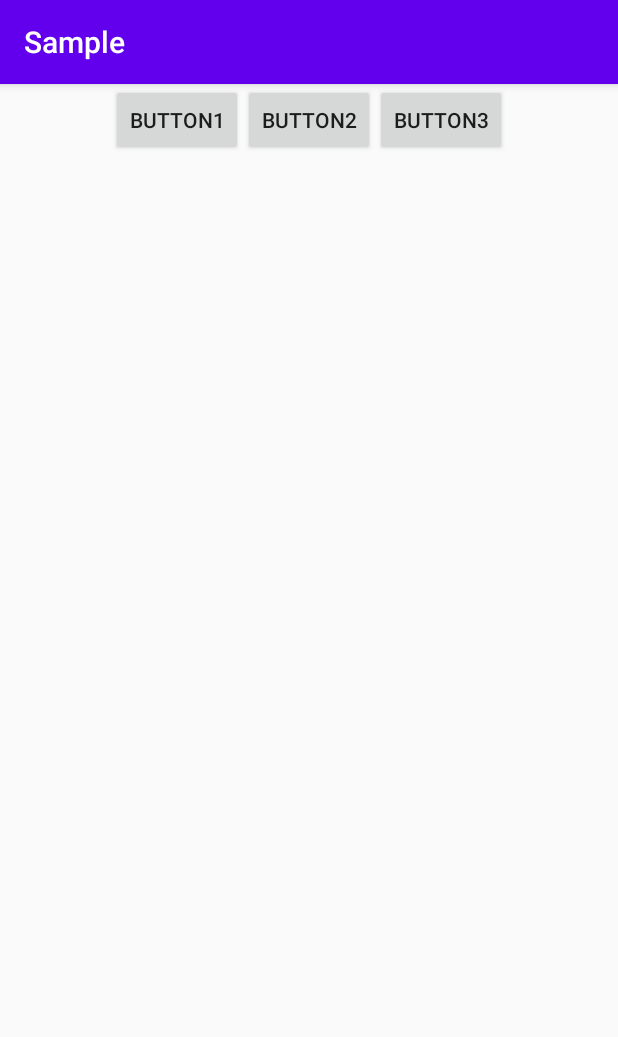
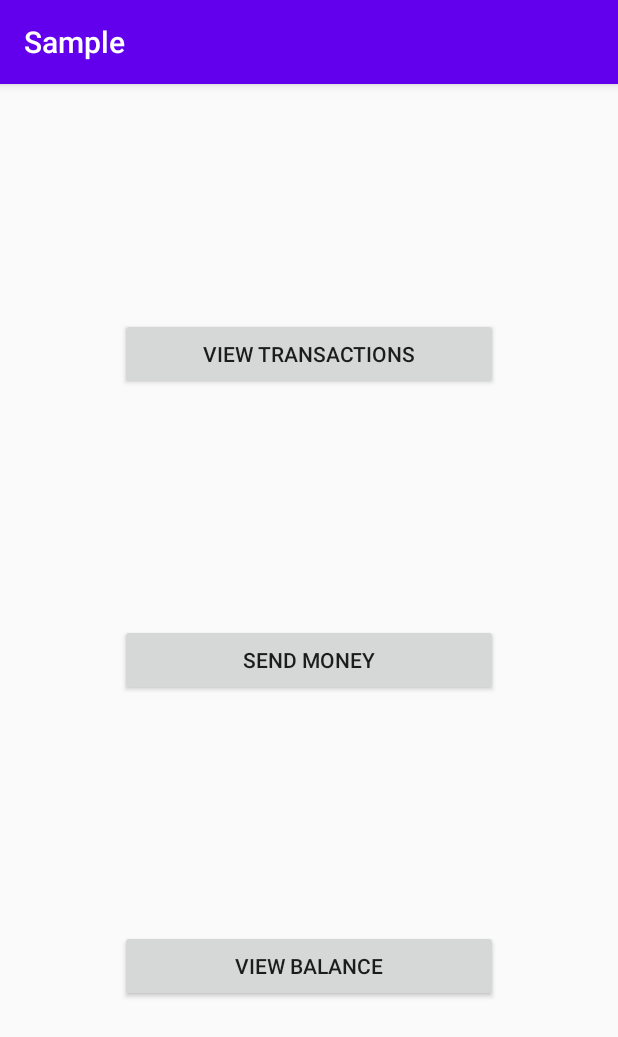
Before and after one commit to devrath/DroidAndroidJetpack, an Android app: the screen it shows after launch (MainActivity), on a phone screen of 412 x 824 dp. Shown: the top 1037 px of the screen. Run offline under Robolectric (Android 15) with nearby library versions, the phone set to English and light mode, and no system bars.

Commit message:
launching thefragment

```diff
--- a/Demo/app/build.gradle
+++ b/Demo/app/build.gradle
@@ -1,6 +1,7 @@
 apply plugin: 'com.android.application'
 apply plugin: 'kotlin-android'
 apply plugin: 'kotlin-android-extensions'
+apply plugin: "androidx.navigation.safeargs.kotlin"
 
 android {
     compileSdkVersion 29
@@ -42,5 +43,6 @@ dependencies {
     // JetPack Navigation
     implementation "androidx.navigation:navigation-fragment-ktx:$nav_version"
     implementation "androidx.navigation:navigation-ui-ktx:$nav_version"
+    implementation "androidx.navigation:navigation-dynamic-features-fragment:$nav_version"
 
 }
--- a/Demo/app/src/main/java/com/demo/sample/activities/MainActivity.kt
+++ b/Demo/app/src/main/java/com/demo/sample/activities/MainActivity.kt
@@ -20,8 +20,6 @@ class MainActivity : AppCompatActivity() {
     private fun initOnCreate() {
         binding = ActivityMainBinding.inflate(layoutInflater)
         setContentView(binding.root)
-        binding.textId.setOnClickListener {
-            Toast.makeText(this,"Hello",Toast.LENGTH_LONG).show()
-        }
+
     }
 }
--- a/Demo/app/src/main/java/com/demo/sample/fragments/FrgMain.kt
+++ b/Demo/app/src/main/java/com/demo/sample/fragments/FrgMain.kt
@@ -4,10 +4,12 @@ import android.os.Bundle
 import android.view.LayoutInflater
 import android.view.View
 import android.view.ViewGroup
+import android.widget.Toast
 import androidx.fragment.app.Fragment
+import com.demo.sample.R
 import com.demo.sample.databinding.FragmentMainBinding
 
-class FrgMain : Fragment() {
+class FrgMain : Fragment() , View.OnClickListener{
 
     private  var _binding : FragmentMainBinding? = null
     private val binding get() = _binding!!
@@ -30,5 +32,13 @@ class FrgMain : Fragment() {
         return binding.root
     }
 
+    override fun onClick(v: View?) {
+        when (v?.id) {
+            R.id.btnViewTransactions -> Toast.makeText(activity, "btnViewTransactions", Toast.LENGTH_SHORT).show()
+            R.id.btnSendMoney -> Toast.makeText(activity, "btnSendMoney", Toast.LENGTH_SHORT).show()
+            R.id.btnBalance -> Toast.makeText(activity, "btnBalance", Toast.LENGTH_SHORT).show()
+        }
+    }
+
 
 }
--- a/Demo/app/src/main/res/layout/activity_main.xml
+++ b/Demo/app/src/main/res/layout/activity_main.xml
@@ -5,38 +5,15 @@
     android:layout_width="match_parent"
     android:layout_height="match_parent"
     tools:context=".activities.MainActivity">
-
-    <Button
-        android:id="@+id/button"
-        android:layout_width="wrap_content"
-        android:layout_height="wrap_content"
-        android:text="Button1"
-        android:visibility="visible"
-        app:layout_constraintEnd_toStartOf="@+id/textId"
-        app:layout_constraintHorizontal_bias="0.5"
-        app:layout_constraintHorizontal_chainStyle="packed"
+    <androidx.fragment.app.FragmentContainerView
+        android:id="@+id/fragment"
+        android:name="androidx.navigation.fragment.NavHostFragment"
+        android:layout_width="0dp"
+        android:layout_height="0dp"
+        app:defaultNavHost="true"
+        app:layout_constraintBottom_toBottomOf="parent"
+        app:layout_constraintEnd_toEndOf="parent"
         app:layout_constraintStart_toStartOf="parent"
-        tools:layout_editor_absoluteY="183dp" />
-
-    <Button
-        android:id="@+id/textId"
-        android:layout_width="wrap_content"
-        android:layout_height="wrap_content"
-        android:text="Button2"
-        app:layout_constraintEnd_toStartOf="@+id/button2"
-        app:layout_constraintHorizontal_bias="0.5"
-        app:layout_constraintStart_toEndOf="@+id/button"
-        app:layout_goneMarginLeft="32dp"
-        tools:layout_editor_absoluteY="183dp" />
-
-    <Button
-        android:id="@+id/button2"
-        android:layout_width="wrap_content"
-        android:layout_height="wrap_content"
-        android:text="Button3"
-        app:layout_constraintEnd_toEndOf="parent"
-        app:layout_constraintHorizontal_bias="0.5"
-        app:layout_constraintStart_toEndOf="@+id/textId"
-        tools:layout_editor_absoluteY="183dp" />
-
+        app:layout_constraintTop_toTopOf="parent"
+        app:navGraph="@navigation/nav_graph" />
 </androidx.constraintlayout.widget.ConstraintLayout>
--- a/Demo/app/src/main/res/layout/fragment_balance.xml
+++ b/Demo/app/src/main/res/layout/fragment_balance.xml
@@ -4,7 +4,7 @@
     xmlns:tools="http://schemas.android.com/tools"
     android:layout_width="match_parent"
     android:layout_height="match_parent"
-    tools:context=".activities.MainActivity">
+    tools:context="com.demo.sample.fragments.FrgBalance">
 
 
     <TextView
--- a/Demo/app/src/main/res/layout/fragment_choose_recipient.xml
+++ b/Demo/app/src/main/res/layout/fragment_choose_recipient.xml
@@ -3,7 +3,7 @@
     xmlns:tools="http://schemas.android.com/tools"
     android:layout_width="match_parent"
     android:layout_height="match_parent"
-    tools:context=".activities.MainActivity">
+    tools:context="com.demo.sample.fragments.FrgChooseRecipient">
 
 
     <TextView
--- a/Demo/app/src/main/res/layout/fragment_confirmation.xml
+++ b/Demo/app/src/main/res/layout/fragment_confirmation.xml
@@ -4,7 +4,7 @@
     xmlns:tools="http://schemas.android.com/tools"
     android:layout_width="match_parent"
     android:layout_height="match_parent"
-    tools:context=".activities.MainActivity">
+    tools:context="com.demo.sample.fragments.FrgConfirmation">
 
 
     <TextView
--- a/Demo/app/src/main/res/layout/fragment_main.xml
+++ b/Demo/app/src/main/res/layout/fragment_main.xml
@@ -3,7 +3,7 @@
     xmlns:tools="http://schemas.android.com/tools"
     android:layout_width="match_parent"
     android:layout_height="match_parent"
-    tools:context=".activities.MainActivity">
+    tools:context="com.demo.sample.fragments.FrgMain">
 
 
     <Button
--- a/Demo/app/src/main/res/layout/fragment_specify_amount.xml
+++ b/Demo/app/src/main/res/layout/fragment_specify_amount.xml
@@ -3,7 +3,7 @@
     xmlns:tools="http://schemas.android.com/tools"
     android:layout_width="match_parent"
     android:layout_height="match_parent"
-    tools:context=".activities.MainActivity">
+    tools:context="com.demo.sample.fragments.FrgSpecifyAmount">
 
 
     <TextView
--- a/Demo/app/src/main/res/layout/fragment_view_transaction.xml
+++ b/Demo/app/src/main/res/layout/fragment_view_transaction.xml
@@ -3,7 +3,7 @@
     xmlns:tools="http://schemas.android.com/tools"
     android:layout_width="match_parent"
     android:layout_height="match_parent"
-    tools:context=".activities.MainActivity">
+    tools:context="com.demo.sample.fragments.FrgViewTransaction">
 
 
     <TextView
--- a/Demo/app/src/main/res/navigation/nav_graph.xml
+++ b/Demo/app/src/main/res/navigation/nav_graph.xml
@@ -1,5 +1,55 @@
 <?xml version="1.0" encoding="utf-8"?>
 <navigation xmlns:android="http://schemas.android.com/apk/res/android"
-    xmlns:app="http://schemas.android.com/apk/res-auto" android:id="@+id/nav_graph">
-
+    xmlns:app="http://schemas.android.com/apk/res-auto"
+    xmlns:tools="http://schemas.android.com/tools"
+    app:startDestination="@id/frgMain2"
+    android:id="@+id/nav_graph">
+    <fragment
+        android:id="@+id/frgChooseRecipient2"
+        android:name="com.demo.sample.fragments.FrgChooseRecipient"
+        android:label="fragment_choose_recipient"
+        tools:layout="@layout/fragment_choose_recipient" >
+        <action
+            android:id="@+id/action_frgChooseRecipient2_to_frgConfirmation"
+            app:destination="@id/frgConfirmation" />
+    </fragment>
+    <fragment
+        android:id="@+id/frgViewTransaction2"
+        android:name="com.demo.sample.fragments.FrgViewTransaction"
+        android:label="fragment_view_transaction"
+        tools:layout="@layout/fragment_view_transaction" />
+    <fragment
+        android:id="@+id/frgConfirmation"
+        android:name="com.demo.sample.fragments.FrgConfirmation"
+        android:label="fragment_confirmation"
+        tools:layout="@layout/fragment_confirmation" />
+    <fragment
+        android:id="@+id/frgMain2"
+        android:name="com.demo.sample.fragments.FrgMain"
+        android:label="fragment_main"
+        tools:layout="@layout/fragment_main" >
+        <action
+            android:id="@+id/action_frgMain2_to_frgSpecifyAmount"
+            app:destination="@id/frgSpecifyAmount" />
+        <action
+            android:id="@+id/action_frgMain2_to_frgViewTransaction2"
+            app:destination="@id/frgViewTransaction2" />
+        <action
+            android:id="@+id/action_frgMain2_to_frgBalance2"
+            app:destination="@id/frgBalance2" />
+    </fragment>
+    <fragment
+        android:id="@+id/frgSpecifyAmount"
+        android:name="com.demo.sample.fragments.FrgSpecifyAmount"
+        android:label="fragment_specify_amount"
+        tools:layout="@layout/fragment_specify_amount" >
+        <action
+            android:id="@+id/action_frgSpecifyAmount_to_frgChooseRecipient2"
+            app:destination="@id/frgChooseRecipient2" />
+    </fragment>
+    <fragment
+        android:id="@+id/frgBalance2"
+        android:name="com.demo.sample.fragments.FrgBalance"
+        android:label="fragment_balance"
+        tools:layout="@layout/fragment_balance" />
 </navigation>
--- a/Demo/build.gradle
+++ b/Demo/build.gradle
@@ -10,9 +10,8 @@ buildscript {
     dependencies {
         classpath 'com.android.tools.build:gradle:3.6.3'
         classpath "org.jetbrains.kotlin:kotlin-gradle-plugin:$kotlin_version"
-
-        // NOTE: Do not place your application dependencies here; they belong
-        // in the individual module build.gradle files
+        def nav_version = "2.3.0-beta01"
+        classpath "androidx.navigation:navigation-safe-args-gradle-plugin:$nav_version"
     }
 }
 
```
